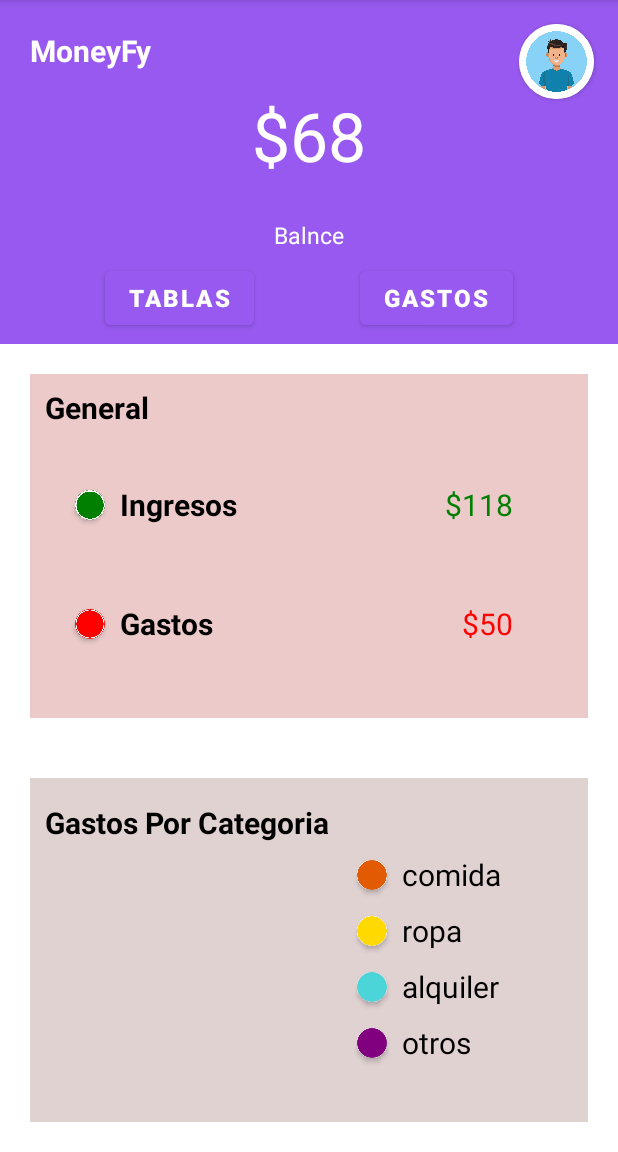
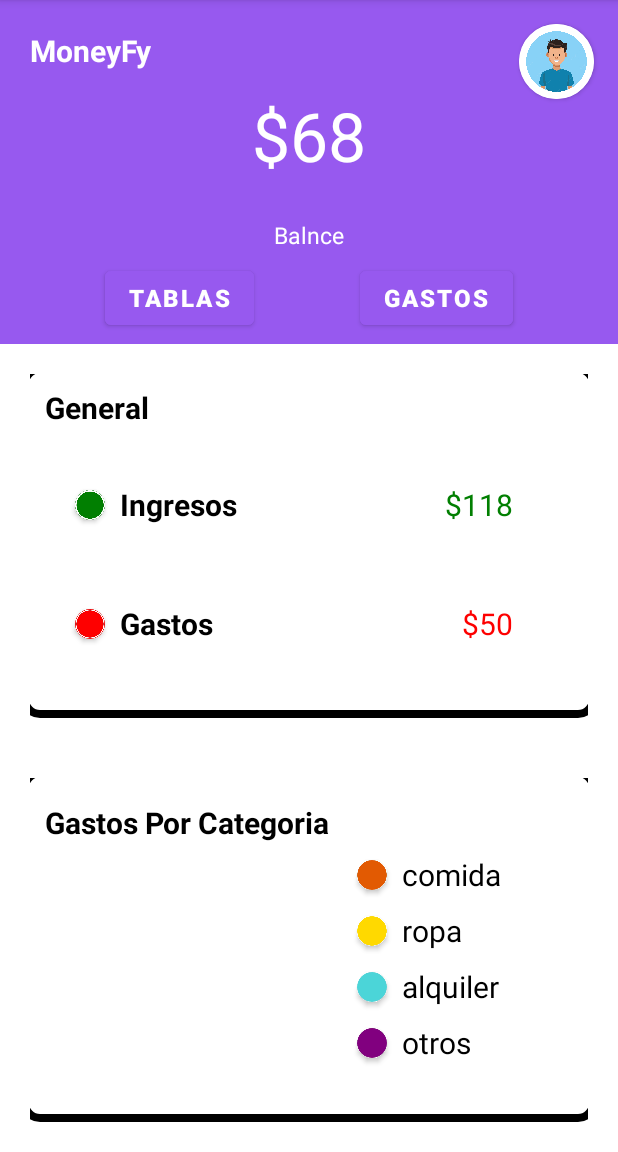
Before and after one commit to KatUrdi/OverFlow-, an Android app: the screen it shows after launch (MainActivity), on a phone screen of 412 x 824 dp, the part 84-1236 px from its top. Run offline under Robolectric (Android 15) with nearby library versions, the phone set to English and light mode, and no system bars.

Commit message:
"contenedor", Katzumi & Brenda

```diff
--- /dev/null
+++ b/app/src/main/res/drawable/contenedor.xml
@@ -0,0 +1,17 @@
+<?xml version="1.0" encoding="utf-8"?>
+<layer-list xmlns:android="http://schemas.android.com/apk/res/android">
+    <item
+        android:bottom="0dp"
+        android:left="-6dp"
+        android:right="-6dp"
+        android:top="-6dp">
+
+        <shape android:shape="rectangle">
+<corners
+    android:radius="10dp"/>
+            <stroke
+                android:width="5dp"
+                android:color="#FF000000" />
+        </shape>
+    </item>
+</layer-list>
--- a/app/src/main/res/layout/activity_main.xml
+++ b/app/src/main/res/layout/activity_main.xml
@@ -26,7 +26,7 @@
             android:layout_height="0dp"
             android:layout_margin="20dp"
             android:layout_weight="1"
-            android:background="#ECCACA" />
+            android:background="@drawable/contenedor"/>
 
         <View
             android:id="@+id/view_3"
@@ -34,7 +34,7 @@
             android:layout_height="0dp"
             android:layout_margin="20dp"
             android:layout_weight="1"
-            android:background="#E1D2D2" />
+            android:background="@drawable/contenedor"/>
 
     </LinearLayout>
 
```
